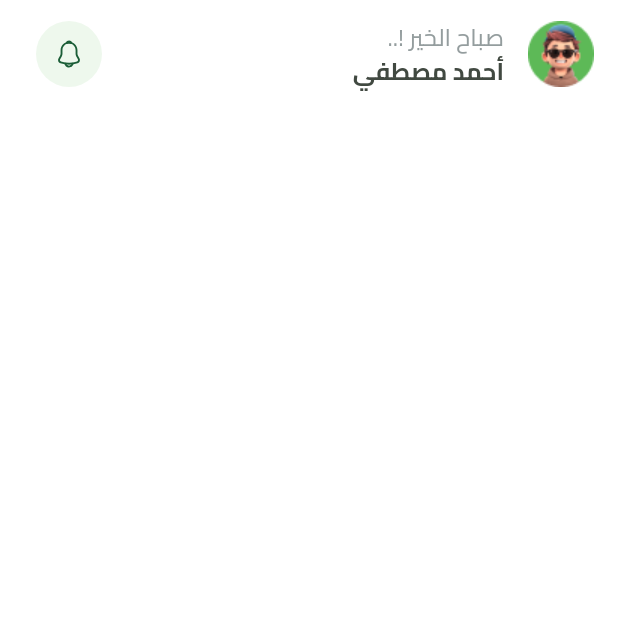
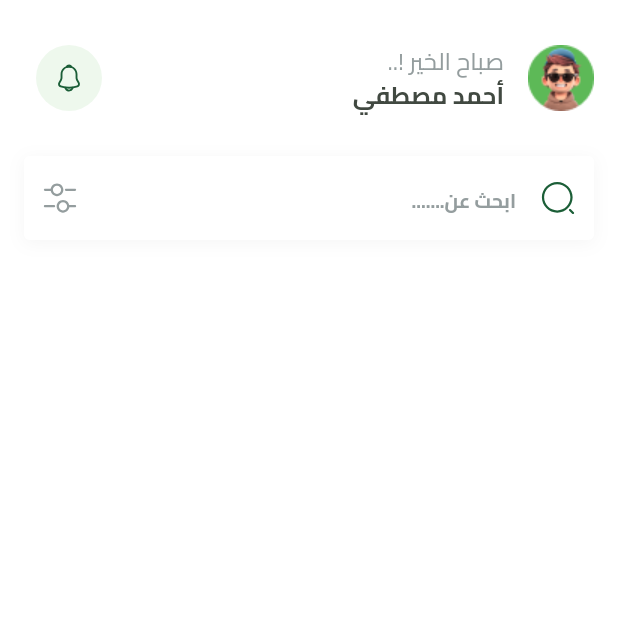
Before and after one commit to walidhussein20/FruitHub, a Flutter app: the HomeView screen opened by its route, on a phone screen of 412 x 824 dp, the top half of it. Run offline on Flutter 3.47's test engine with Material 3 defaults, Android fonts, the phone set to English and light mode, and no system bars; our stand-ins replace bloc, cloud_firestore, dartz, dots_indicator, firebase_auth, firebase_core and 6 more; missing offline and left inert: flutter_facebook_auth; accounts and stored records are empty.

Commit message:
create search text field

```diff
--- a/lib/core/services/firestore_services.dart
+++ b/lib/core/services/firestore_services.dart
@@ -1,7 +1,5 @@
 import 'package:cloud_firestore/cloud_firestore.dart';
 import 'package:fruites_e_commerce/core/services/database_service.dart';
-import 'package:fruites_e_commerce/features/auth/data/models/user_model.dart';
-import 'package:fruites_e_commerce/features/auth/domain/entities/user_entity.dart';
 
 class FirestoreService implements DatabaseService {
   FirebaseFirestore firestore = FirebaseFirestore.instance;
--- a/lib/core/utils/app_images.dart
+++ b/lib/core/utils/app_images.dart
@@ -54,6 +54,14 @@ class Assets {
   /// assets/images/profile_image.png
   static const String imagesProfileImage = "assets/images/profile_image.png";
 
+  /// Assets for imagesSearch
+  /// assets/images/search.svg
+  static const String imagesSearch = "assets/images/search.svg";
+
+  /// Assets for imagesSetting
+  /// assets/images/setting.svg
+  static const String imagesSetting = "assets/images/setting.svg";
+
   /// Assets for imagesSplashButtom
   /// assets/images/splash_buttom.svg
   static const String imagesSplashButtom = "assets/images/splash_buttom.svg";
--- /dev/null
+++ b/lib/core/widgets/custom_search_text_field.dart
@@ -0,0 +1,55 @@
+import 'package:flutter/material.dart';
+import 'package:flutter_svg/svg.dart';
+import 'package:fruites_e_commerce/core/utils/app_images.dart';
+import 'package:fruites_e_commerce/core/utils/app_text_styles.dart';
+
+class CustomSearchTextField extends StatelessWidget {
+  const CustomSearchTextField({super.key, required this.hintText});
+  final String hintText;
+  @override
+  Widget build(BuildContext context) {
+    return Container(
+      decoration: BoxDecoration(boxShadow: [
+        BoxShadow(
+          color: Color(0x0A000000),
+          blurRadius: 9,
+          offset: Offset(0, 2),
+          spreadRadius: 0,
+        ),
+      ]),
+      child: TextField(
+        keyboardType: TextInputType.text,
+        decoration: InputDecoration(
+          filled: true,
+          fillColor: Colors.white,
+          hintText: hintText,
+          hintStyle: TextStyles.bold13.copyWith(
+            color: Color(0xff949D9E),
+          ),
+          prefixIcon: Padding(
+            padding: const EdgeInsets.symmetric(horizontal: 12),
+            child: SvgPicture.asset(
+              Assets.imagesSearch,
+            ),
+          ),
+          suffixIcon: Padding(
+            padding: const EdgeInsets.symmetric(horizontal: 12),
+            child: SvgPicture.asset(Assets.imagesSetting),
+          ),
+          enabledBorder: buildBorder(),
+          focusedBorder: buildBorder(),
+          border: buildBorder(),
+        ),
+      ),
+    );
+  }
+
+  OutlineInputBorder buildBorder() {
+    return OutlineInputBorder(
+      borderRadius: BorderRadius.circular(4),
+      borderSide: BorderSide(
+        color: Colors.white,
+      ),
+    );
+  }
+}
--- a/lib/features/home/presentation/views/widgets/home_view_body.dart
+++ b/lib/features/home/presentation/views/widgets/home_view_body.dart
@@ -1,4 +1,5 @@
 import 'package:flutter/material.dart';
+import 'package:fruites_e_commerce/core/widgets/custom_search_text_field.dart';
 
 import 'package:fruites_e_commerce/features/home/presentation/views/widgets/custom_home_app_bar.dart';
 
@@ -10,8 +11,26 @@ class HomeViewBody extends StatelessWidget {
     return CustomScrollView(
       slivers: [
         SliverToBoxAdapter(
-          child: CustomHomeAppBar(),
+          child: Column(
+            children: [
+              SizedBox(height: 16),
+              CustomHomeAppBar(),
+            ],
+          ),
         ),
+        SliverToBoxAdapter(
+          child: Padding(
+            padding: const EdgeInsets.symmetric(horizontal: 16),
+            child: Column(
+              children: [
+                SizedBox(height: 16),
+                CustomSearchTextField(
+                  hintText: 'ابحث عن.......',
+                ),
+              ],
+            ),
+          ),
+        )
       ],
     );
   }
```
Also changed, not shown: assets/images/search.svg (added), assets/images/setting.svg (added).
